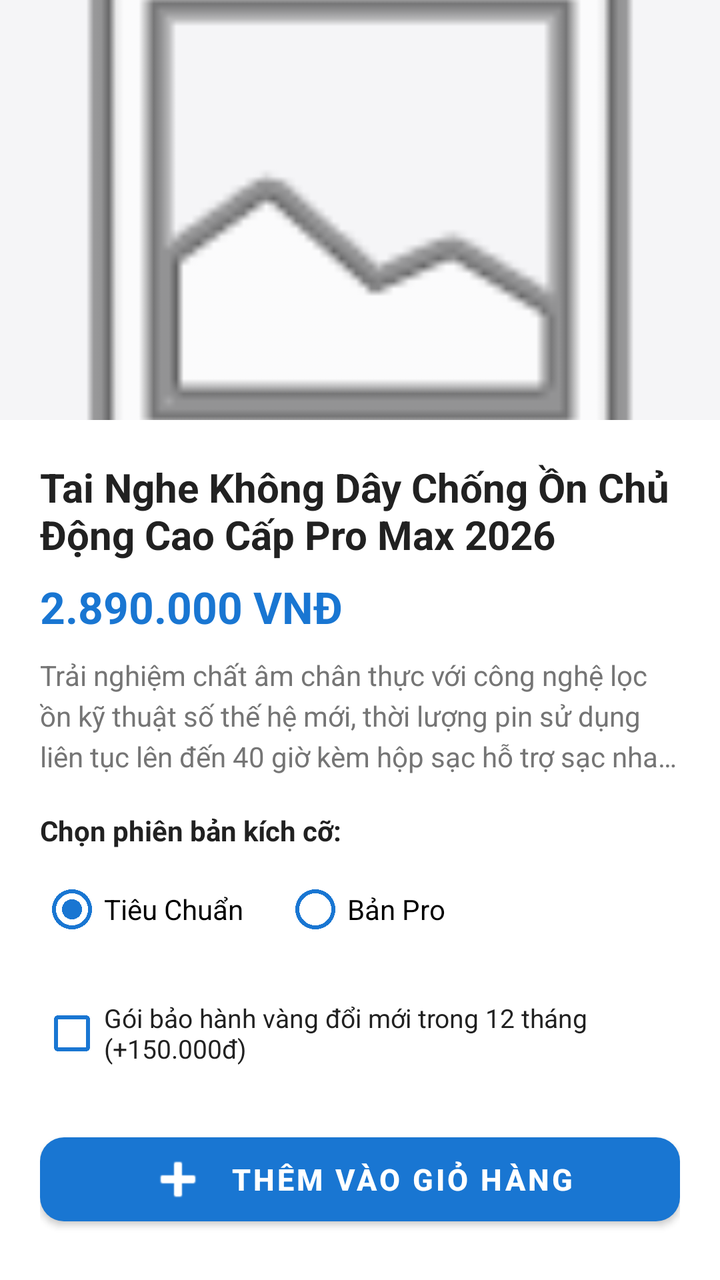
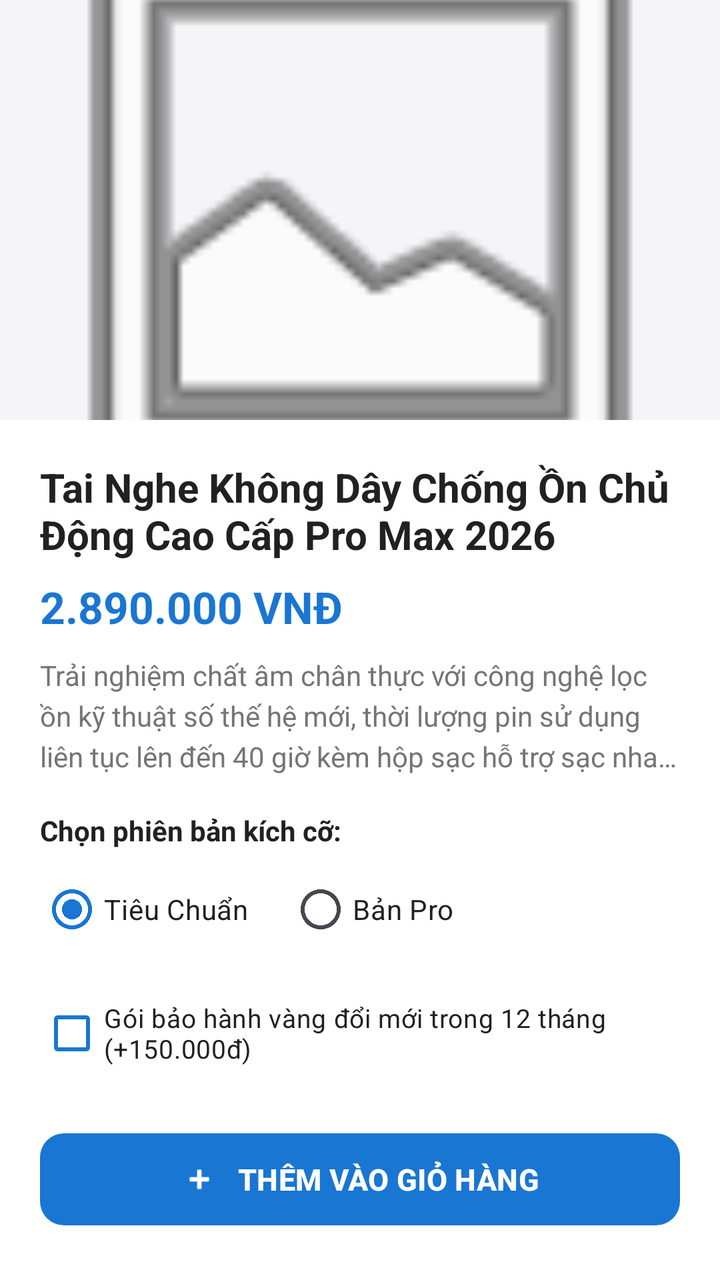

Screens rendered from an Android XML layout before and after an edit, with the pre-edit source and the edit as a unified diff.
<!-- AndroidManifest.xml: application theme Theme.XML_layout -->
<!-- res/layout/activity_product_detail.xml -->
<?xml version="1.0" encoding="utf-8"?>
<LinearLayout xmlns:android="http://schemas.android.com/apk/res/android"
    xmlns:app="http://schemas.android.com/apk/res-auto"
    android:layout_width="match_parent"
    android:layout_height="match_parent"
    android:orientation="vertical"
    android:background="@color/white">

    <ImageView
        android:id="@+id/imgProductBanner"
        android:layout_width="match_parent"
        android:layout_height="210dp"
        android:src="@android:drawable/ic_menu_gallery"
        android:scaleType="centerCrop"
        android:background="@color/surface_bg"
        android:contentDescription="Ảnh minh họa sản phẩm" />

    <LinearLayout
        android:layout_width="match_parent"
        android:layout_height="match_parent"
        android:orientation="vertical"
        android:padding="20dp">

        <TextView
            android:id="@+id/txtProductName"
            android:layout_width="match_parent"
            android:layout_height="wrap_content"
            android:text="Tai Nghe Không Dây Chống Ồn Chủ Động Cao Cấp Pro Max 2026"
            android:textColor="@color/text_main"
            android:textSize="20sp"
            android:textStyle="bold"
            android:maxLines="2"
            android:ellipsize="end" />

        <TextView
            android:id="@+id/txtProductPrice"
            android:layout_width="wrap_content"
            android:layout_height="wrap_content"
            android:layout_marginTop="8dp"
            android:text="2.890.000 VNĐ"
            android:textColor="@color/primary_blue"
            android:textSize="22sp"
            android:textStyle="bold" />

        <TextView
            android:id="@+id/txtProductDescription"
            android:layout_width="match_parent"
            android:layout_height="wrap_content"
            android:layout_marginTop="10dp"
            android:text="Trải nghiệm chất âm chân thực với công nghệ lọc ồn kỹ thuật số thế hệ mới, thời lượng pin sử dụng liên tục lên đến 40 giờ kèm hộp sạc hỗ trợ sạc nhanh Type-C."
            android:textColor="@color/text_muted"
            android:textSize="14sp"
            android:lineSpacingExtra="4dp"
            android:maxLines="3"
            android:ellipsize="end" />

        <TextView
            android:layout_width="wrap_content"
            android:layout_height="wrap_content"
            android:layout_marginTop="18dp"
            android:text="Chọn phiên bản kích cỡ:"
            android:textColor="@color/text_main"
            android:textStyle="bold"
            android:textSize="14sp" />

        <RadioGroup
            android:id="@+id/rgProductSizes"
            android:layout_width="match_parent"
            android:layout_height="wrap_content"
            android:layout_marginTop="6dp"
            android:orientation="horizontal">

            <RadioButton
                android:id="@+id/rbSizeStandard"
                android:layout_width="wrap_content"
                android:layout_height="wrap_content"
                android:layout_marginEnd="20dp"
                android:text="Tiêu Chuẩn"
                android:checked="true"
                android:buttonTint="@color/primary_blue" />

            <RadioButton
                android:id="@+id/rbSizePro"
                android:layout_width="wrap_content"
                android:layout_height="wrap_content"
                android:text="Bản Pro"
                android:buttonTint="@color/primary_blue" />
        </RadioGroup>

        <CheckBox
            android:id="@+id/chkWarranty"
            android:layout_width="match_parent"
            android:layout_height="wrap_content"
            android:layout_marginTop="14dp"
            android:text="Gói bảo hành vàng đổi mới trong 12 tháng (+150.000đ)"
            android:textColor="@color/text_main"
            android:textSize="13sp"
            android:buttonTint="@color/primary_blue"
            android:checked="false" />

        <com.google.android.material.button.MaterialButton
            android:id="@+id/btnAddToCart"
            android:layout_width="match_parent"
            android:layout_height="54dp"
            android:layout_marginTop="22dp"
            android:text="THÊM VÀO GIỎ HÀNG"
            android:textColor="@color/white"
            android:textSize="15sp"
            android:textStyle="bold"
            app:backgroundTint="@color/primary_blue"
            app:cornerRadius="12dp"
            app:icon="@android:drawable/ic_input_add"
            app:iconGravity="textStart"
            app:iconPadding="10dp"
            android:elevation="5dp" />

    </LinearLayout>

</LinearLayout>
<!-- resources referenced by this layout -->
<resources>
  <color name="primary_blue">#1976D2</color>
  <color name="surface_bg">#F5F5F7</color>
  <color name="text_main">#212121</color>
  <color name="text_muted">#757575</color>
  <color name="white">#FFFFFF</color>
  <style name="Theme.XML_layout" parent="Theme.MaterialComponents.DayNight.DarkActionBar">
          
          <item name="colorPrimary">@color/purple_500</item>
          <item name="colorPrimaryVariant">@color/purple_700</item>
          <item name="colorOnPrimary">@color/white</item>
          
          <item name="colorSecondary">@color/teal_200</item>
          <item name="colorSecondaryVariant">@color/teal_700</item>
          <item name="colorOnSecondary">@color/black</item>
          
          <item name="android:statusBarColor">?attr/colorPrimaryVariant</item>
          
      </style>
</resources>

<!-- the commit's change to res/layout/activity_product_detail.xml (unified diff, before → after) -->
@@ -76,6 +76,7 @@
                 android:layout_height="wrap_content"
                 android:layout_marginEnd="20dp"
                 android:text="Tiêu Chuẩn"
+                android:textColor="@color/text_main"
                 android:checked="true"
                 android:buttonTint="@color/primary_blue" />
 
@@ -84,6 +85,7 @@
                 android:layout_width="wrap_content"
                 android:layout_height="wrap_content"
                 android:text="Bản Pro"
+                android:textColor="@color/text_main"
                 android:buttonTint="@color/primary_blue" />
         </RadioGroup>
 
<!-- resource entries referenced after the edit -->
@@ -5,10 +5,10 @@
   <color name="text_main">#212121</color>
   <color name="text_muted">#757575</color>
   <color name="white">#FFFFFF</color>
-  <style name="Theme.XML_layout" parent="Theme.MaterialComponents.DayNight.DarkActionBar">
+  <style name="Theme.XML_layout" parent="Theme.Material3.DayNight.NoActionBar">
           
-          <item name="colorPrimary">@color/purple_500</item>
-          <item name="colorPrimaryVariant">@color/purple_700</item>
+          <item name="colorPrimary">@color/primary_blue</item>
+          <item name="colorPrimaryVariant">@color/white</item>
           <item name="colorOnPrimary">@color/white</item>
           
           <item name="colorSecondary">@color/teal_200</item>
@@ -18,5 +18,8 @@
           <item name="android:statusBarColor">?attr/colorPrimaryVariant</item>
           
       </style>
+  <color name="teal_200">#FF03DAC5</color>
+  <color name="teal_700">#FF018786</color>
+  <color name="black">#FF000000</color>
 </resources>
 
